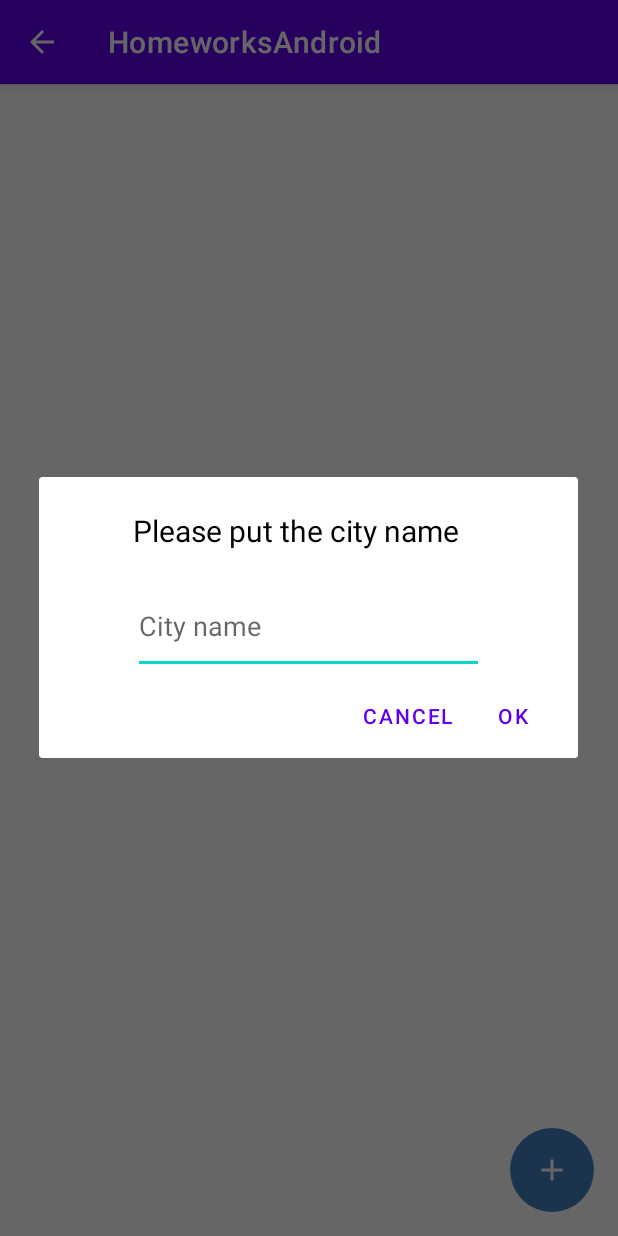
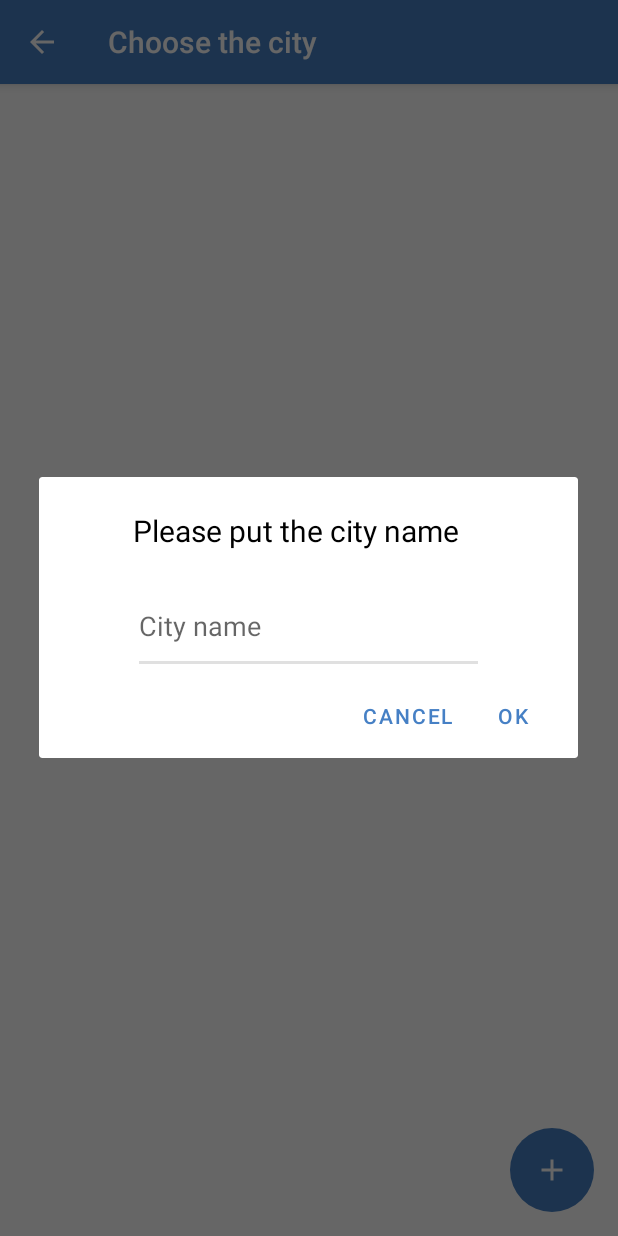
Before and after one commit to SobolevvMaxim/ForecastApp-Android-, an Android app: the screen it shows after launch (CitiesActivity before the commit, MainPageActivity after it), on a phone screen of 412 x 824 dp. Run offline under Robolectric (Android 15) with nearby library versions, the phone set to English and light mode, and no system bars; our stand-ins replace Dagger/Hilt's generated code, Room's generated code; libraries missing offline, so code that uses them is left out: com.jakewharton.retrofit2; Roboto replaces fonts that are not available here; 3 statements that could not run were skipped.

Commit message:
deleted second activity theme added

```diff
--- /dev/null
+++ b/app/src/main/java/com/example/forecast/feature_forecast/presentation/NavigationHost.kt
@@ -0,0 +1,7 @@
+package com.example.forecast.feature_forecast.presentation
+
+import androidx.fragment.app.Fragment
+
+interface NavigationHost {
+    fun navigateTo(fragment: Fragment, addToBackstack: Boolean)
+}
--- a/app/src/main/java/com/example/forecast/feature_forecast/presentation/activities/CitiesActivity.kt
+++ /dev/null
@@ -1,23 +0,0 @@
-package com.example.forecast.feature_forecast.presentation.activities
-
-import android.os.Bundle
-import androidx.appcompat.app.AppCompatActivity
-import com.example.forecast.R
-import com.example.forecast.feature_forecast.presentation.fragments.CitiesFragment
-import dagger.hilt.android.AndroidEntryPoint
-
-@AndroidEntryPoint
-class CitiesActivity : AppCompatActivity(R.layout.acitvity_choose_city) {
-
-    override fun onCreate(savedInstanceState: Bundle?) {
-        super.onCreate(savedInstanceState)
-
-        supportActionBar?.setDisplayHomeAsUpEnabled(true)
-
-        if (savedInstanceState == null) {
-            supportFragmentManager.beginTransaction()
-                .replace(R.id.container_cities, CitiesFragment.create())
-                .commit()
-        }
-    }
-}
--- a/app/src/main/java/com/example/forecast/feature_forecast/presentation/activities/MainPageActivity.kt
+++ b/app/src/main/java/com/example/forecast/feature_forecast/presentation/activities/MainPageActivity.kt
@@ -2,33 +2,35 @@ package com.example.forecast.feature_forecast.presentation.activities
 
 import android.os.Bundle
 import androidx.appcompat.app.AppCompatActivity
+import androidx.fragment.app.Fragment
 import com.example.forecast.feature_forecast.domain.model.CityWeather
 import com.example.forecast.R
+import com.example.forecast.feature_forecast.presentation.NavigationHost
+import com.example.forecast.feature_forecast.presentation.fragments.CitiesFragment
 import com.example.forecast.feature_forecast.presentation.fragments.MainPageFragment
 import dagger.hilt.android.AndroidEntryPoint
 
 const val P_LOG = "PARCELABLE_LOG"
 
 @AndroidEntryPoint
-class MainPageActivity : AppCompatActivity(R.layout.activity_main_page) {
+class MainPageActivity : AppCompatActivity(R.layout.activity_main_page), NavigationHost {
     override fun onCreate(savedInstanceState: Bundle?) {
         super.onCreate(savedInstanceState)
 
-
         if (savedInstanceState == null) {
-            val chosenCity: CityWeather = intent.getParcelableExtra(getString(R.string.get_city_extra)) ?: CityWeather(
-                id = "",
-                name = "",
-                country = "",
-                lat = "",
-                lon = "",
-                temperatures = ArrayList(),
-                chosen = true,
-                forecastDate = "01.01.2021"
-            )
-            supportFragmentManager.beginTransaction()
-                .replace(R.id.container_main, MainPageFragment.create(city = chosenCity, city_tag = getString(R.string.get_city_extra)))
-                .commit()
+            navigateTo(CitiesFragment.create(), addToBackstack = false)
         }
     }
+
+    override fun navigateTo(fragment: Fragment, addToBackstack: Boolean) {
+        val transaction = supportFragmentManager
+            .beginTransaction()
+            .replace(R.id.container_main, fragment)
+
+        if (addToBackstack) {
+            transaction.addToBackStack(null)
+        }
+
+        transaction.commit()
+    }
 }
--- a/app/src/main/java/com/example/forecast/feature_forecast/presentation/fragments/CitiesFragment.kt
+++ b/app/src/main/java/com/example/forecast/feature_forecast/presentation/fragments/CitiesFragment.kt
@@ -6,10 +6,11 @@ import android.os.Build
 import android.os.Bundle
 import android.text.format.DateUtils
 import android.util.Log
-import android.view.View
+import android.view.*
 import android.widget.Toast
 import androidx.annotation.RequiresApi
 import androidx.appcompat.app.AlertDialog
+import androidx.appcompat.app.AppCompatActivity
 import androidx.core.text.trimmedLength
 import androidx.fragment.app.Fragment
 import androidx.fragment.app.viewModels
@@ -22,8 +23,10 @@ import com.example.forecast.feature_forecast.presentation.adapters.CitiesRecycle
 import com.example.forecast.feature_forecast.presentation.adapters.RecyclerOnCLickListener
 import com.example.forecast.checkNetwork
 import com.example.forecast.feature_forecast.presentation.CitiesViewModel
+import com.example.forecast.feature_forecast.presentation.NavigationHost
 import dagger.hilt.android.AndroidEntryPoint
 import kotlinx.android.synthetic.main.choose_city_fragment.*
+import kotlinx.android.synthetic.main.choose_city_fragment.view.*
 import kotlinx.android.synthetic.main.put_city_dialog.*
 import java.text.SimpleDateFormat
 import java.util.*
@@ -38,6 +41,8 @@ class CitiesFragment : Fragment(R.layout.choose_city_fragment) {
     @Inject
     lateinit var format: SimpleDateFormat
 
+    private val viewModel by viewModels<CitiesViewModel>()
+
     private val citiesRecyclerAdapter: CitiesRecyclerAdapter = CitiesRecyclerAdapter(
         RecyclerOnCLickListener { city ->
             changeChosenCity(newChosenName = city.name)
@@ -49,29 +54,6 @@ class CitiesFragment : Fragment(R.layout.choose_city_fragment) {
             } else passCityToMainScreen(city)
         }
     )
-
-    private fun deprecatedForecastDialog(city: CityWeather) {
-        AlertDialog.Builder(requireContext()).create().apply {
-            setTitle(getString(R.string.deprecated_forecast))
-            setButton(AlertDialog.BUTTON_POSITIVE, "Yes") { _, _ ->
-                viewModel.updateCityForecast(city)
-            }
-            setButton(AlertDialog.BUTTON_NEGATIVE, "No") { dialog, _ ->
-                dialog.cancel()
-                passCityToMainScreen(city)
-            }
-            show()
-        }
-    }
-
-    private fun passCityToMainScreen(city: CityWeather) {
-        val intent = Intent(requireContext(), MainPageActivity::class.java)
-        intent.putExtra(getString(R.string.get_city_extra), city)
-
-        startActivity(intent)
-    }
-
-    private val viewModel by viewModels<CitiesViewModel>()
 
     override fun onViewCreated(view: View, savedInstanceState: Bundle?) {
         super.onViewCreated(view, savedInstanceState)
@@ -97,20 +79,19 @@ class CitiesFragment : Fragment(R.layout.choose_city_fragment) {
             addCityDialog()
         }
 
+        app_bar.setNavigationOnClickListener {
+            // (activity as NavigationHost).navigateTo(MainPageFragment.create(), false)
+            // TODO: 14.01.2022 tool bar back button
+        }
+
         setRecyclerView()
         format
     }
 
-    private fun checkIfUpdatedCity(cities: Set<CityWeather>?) {
-        if(cities.isNullOrEmpty() || citiesRecyclerAdapter.currentList.isNullOrEmpty()) return
+    override fun onCreate(savedInstanceState: Bundle?) {
+        super.onCreate(savedInstanceState)
 
-        val chosen = cities.first { el -> el.chosen }
-        val recyclerChosen = citiesRecyclerAdapter.currentList.first { el ->  el.chosen }
-
-        if (DateUtils.isToday(getCityForecastDate(chosen).time) &&
-            chosen.name == recyclerChosen.name &&
-            cities.size == citiesRecyclerAdapter.currentList.size)
-            passCityToMainScreen(chosen)
+        setHasOptionsMenu(true)
     }
 
     @SuppressLint("InflateParams")
@@ -136,6 +117,38 @@ class CitiesFragment : Fragment(R.layout.choose_city_fragment) {
             show()
         }
     }
+
+    private fun deprecatedForecastDialog(city: CityWeather) {
+        AlertDialog.Builder(requireContext()).create().apply {
+            setTitle(getString(R.string.deprecated_forecast))
+            setButton(AlertDialog.BUTTON_POSITIVE, "Yes") { _, _ ->
+                viewModel.updateCityForecast(city)
+            }
+            setButton(AlertDialog.BUTTON_NEGATIVE, "No") { dialog, _ ->
+                dialog.cancel()
+                passCityToMainScreen(city)
+            }
+            show()
+        }
+    }
+
+    private fun passCityToMainScreen(city: CityWeather) {
+        (activity as NavigationHost).navigateTo(MainPageFragment.create(city = city, city_tag = getString(R.string.get_city_extra)), addToBackstack = false)
+    }
+
+    private fun checkIfUpdatedCity(cities: Set<CityWeather>?) {
+        if(cities.isNullOrEmpty() || citiesRecyclerAdapter.currentList.isNullOrEmpty()) return
+
+        val chosen = cities.first { el -> el.chosen }
+        val recyclerChosen = citiesRecyclerAdapter.currentList.first { el ->  el.chosen }
+
+        if (DateUtils.isToday(getCityForecastDate(chosen).time) &&
+            chosen.name == recyclerChosen.name &&
+            cities.size == citiesRecyclerAdapter.currentList.size)
+            passCityToMainScreen(chosen)
+    }
+
+
 
     private fun setRecyclerView() {
         val layoutManager: RecyclerView.LayoutManager =
--- /dev/null
+++ b/app/src/main/res/drawable/ic_baseline_arrow_back_24.xml
@@ -0,0 +1,11 @@
+<vector xmlns:android="http://schemas.android.com/apk/res/android"
+    android:width="24dp"
+    android:height="24dp"
+    android:viewportWidth="24"
+    android:viewportHeight="24"
+    android:tint="?attr/colorControlNormal"
+    android:autoMirrored="true">
+  <path
+      android:fillColor="@android:color/white"
+      android:pathData="M20,11H7.83l5.59,-5.59L12,4l-8,8 8,8 1.41,-1.41L7.83,13H20v-2z"/>
+</vector>
--- a/app/src/main/res/layout/choose_city_fragment.xml
+++ b/app/src/main/res/layout/choose_city_fragment.xml
@@ -3,9 +3,25 @@
     xmlns:app="http://schemas.android.com/apk/res-auto"
     xmlns:tools="http://schemas.android.com/tools"
     android:layout_width="match_parent"
-    android:layout_height="match_parent"
+    android:layout_height="match_parent">
 
-    >
+    <com.google.android.material.appbar.AppBarLayout
+        android:id="@+id/appBarLayout"
+        android:layout_width="match_parent"
+        android:layout_height="wrap_content"
+        app:layout_constraintEnd_toEndOf="parent"
+        app:layout_constraintStart_toStartOf="parent"
+        app:layout_constraintTop_toTopOf="parent">
+
+        <androidx.appcompat.widget.Toolbar
+            android:id="@+id/app_bar"
+            style="@style/Widget.Forecast.Toolbar"
+            android:layout_width="match_parent"
+            android:layout_height="?attr/actionBarSize"
+            app:navigationIcon="@drawable/ic_baseline_arrow_back_24"
+            app:title="@string/city_fragment_title"/>
+    </com.google.android.material.appbar.AppBarLayout>
+
 
     <TextView
         android:id="@+id/offline_mode_cities"
@@ -18,8 +34,9 @@
         android:textSize="16sp"
         android:visibility="invisible"
         app:layout_constraintEnd_toEndOf="parent"
+        app:layout_constraintHorizontal_bias="0.0"
         app:layout_constraintStart_toStartOf="parent"
-        app:layout_constraintTop_toTopOf="parent" />
+        app:layout_constraintTop_toBottomOf="@+id/appBarLayout" />
 
     <ImageButton
         android:id="@+id/button_add_city"
--- a/app/src/main/res/values/colors.xml
+++ b/app/src/main/res/values/colors.xml
@@ -8,4 +8,10 @@
     <color name="black">#FF000000</color>
     <color name="white">#FFFFFFFF</color>
     <color name="grey">#6F6F6F</color>
+    <color name="primaryColor">#4680C5</color>
+    <color name="primaryDarkColor">#25384f</color>
+    <color name="colorAccent">#E0E0E0</color>
+    <color name="toolbarIconColor">#FFFFFF</color>
+    <color name="loginPageBackgroundColor">#FFFFFF</color>
+    <color name="productGridBackgroundColor">#FFFFFF</color>
 </resources>
--- a/app/src/main/res/values/strings.xml
+++ b/app/src/main/res/values/strings.xml
@@ -10,6 +10,7 @@
     <string name="done_image">done_image</string>
     <string name="dialog_title">Please put the city name</string>
     <string name="offline_mode">Offline mode</string>
+    <string name="city_fragment_title">Choose the city</string>
     <string name="get_city_extra">CHOSEN_CITY</string>
     <string name="deprecated_forecast">Do you want to update deprecated forecast?</string>
 </resources>
--- /dev/null
+++ b/app/src/main/res/values/styles.xml
@@ -0,0 +1,17 @@
+<?xml version="1.0" encoding="utf-8"?>
+<resources>
+
+    <style name="Theme.Forecast" parent="Theme.MaterialComponents.Light.NoActionBar">
+        <!-- Customize your theme here. -->
+        <item name="colorPrimary">@color/primaryColor</item>
+        <item name="colorPrimaryDark">@color/primaryDarkColor</item>
+        <item name="colorAccent">@color/colorAccent</item>
+    </style>
+
+    <style name="Widget.Forecast.Toolbar" parent="Widget.AppCompat.Toolbar">
+        <item name="android:background">?attr/colorPrimary</item>
+        <item name="android:theme">@style/ThemeOverlay.AppCompat.Dark.ActionBar</item>
+        <item name="popupTheme">@style/ThemeOverlay.AppCompat.Light</item>
+    </style>
+
+</resources>
```
Also changed, not shown: app/src/main/AndroidManifest.xml (+5 -13 lines), app/src/main/java/com/example/forecast/feature_forecast/presentation/fragments/MainPageFragment.kt (+6 -10 lines), app/src/main/res/layout/city_item.xml (+7 -7 lines).
